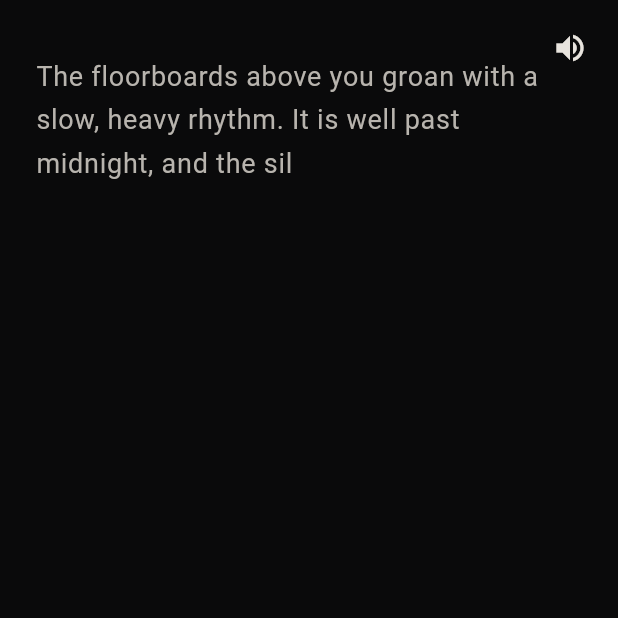
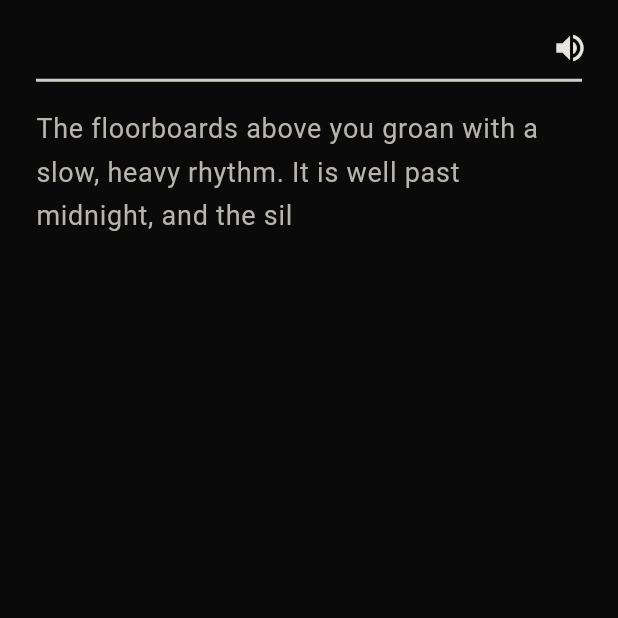
Before and after one commit to sisodiyaashraf/devil_I, a Flutter app: the HomeScreen screen opened directly, after a tap on "CHAPTER 1", on a phone screen of 412 x 824 dp, the top half of it. Run offline on Flutter 3.47's test engine with Material 3 defaults, Android fonts, the phone set to English and light mode, and no system bars; our stand-ins replace audioplayers, google_fonts, shared_preferences; accounts and stored records are empty; Roboto replaces fonts that are missing (Georgia).

Commit message:
implement app entry point and story screen UI with state-driven navigation

```diff
--- a/lib/main.dart
+++ b/lib/main.dart
@@ -2,10 +2,11 @@ import 'package:flutter/material.dart';
 import 'package:provider/provider.dart';
 import 'core/services/audio_service.dart';
 import 'core/theme.dart';
+import 'data/repositories/ending_repository.dart';
 import 'data/repositories/save_repository.dart';
 import 'data/repositories/story_repository.dart';
 import 'presentation/providers/story_provider.dart';
-import 'presentation/screens/start_screen.dart';
+import 'presentation/screens/home_screen.dart';
 
 void main() {
   runApp(const WhispersApp());
@@ -23,6 +24,7 @@ class WhispersApp extends StatelessWidget {
             StoryRepository(),
             AudioService(),
             SaveRepository(),
+            EndingRepository(),
           ),
         ),
       ],
@@ -30,7 +32,7 @@ class WhispersApp extends StatelessWidget {
         title: 'Whispers',
         debugShowCheckedModeBanner: false,
         theme: AppTheme.dark,
-        home: const StartScreen(),
+        home: const HomeScreen(),
       ),
     );
   }
--- a/lib/presentation/screens/story_screen.dart
+++ b/lib/presentation/screens/story_screen.dart
@@ -3,10 +3,10 @@ import 'package:google_fonts/google_fonts.dart';
 import 'package:provider/provider.dart';
 import '../providers/story_provider.dart';
 import '../widgets/choice_button.dart';
+import '../widgets/glitch_overlay.dart';
+import '../widgets/mute_toggle_button.dart';
 import '../widgets/revealing_text.dart';
-import '../widgets/mute_toggle_button.dart';
-
-import '../widgets/glitch_overlay.dart';
+import '../widgets/sanity_meter.dart';
 
 class StoryScreen extends StatefulWidget {
   const StoryScreen({super.key});
@@ -44,7 +44,7 @@ class _StoryScreenState extends State<StoryScreen> {
     final isTablet = media.size.width > 600;
     final padding = EdgeInsets.symmetric(
       horizontal: isTablet ? 48.0 : 24.0,
-      vertical: isTablet ? 60.0 : 36.0,
+      vertical: isTablet ? 40.0 : 24.0,
     );
 
     return Scaffold(
@@ -59,6 +59,9 @@ class _StoryScreenState extends State<StoryScreen> {
                 padding: padding,
                 child: Column(
                   children: [
+                    const SizedBox(height: 28.0),
+                    SanityMeter(corruptionLevel: provider.corruptionLevel),
+                    const SizedBox(height: 16.0),
                     Expanded(
                       child: SingleChildScrollView(
                         physics: const BouncingScrollPhysics(),
```
